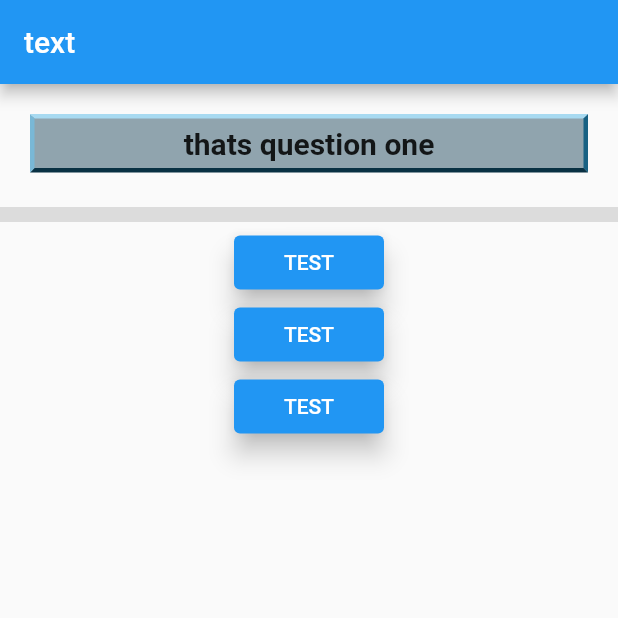
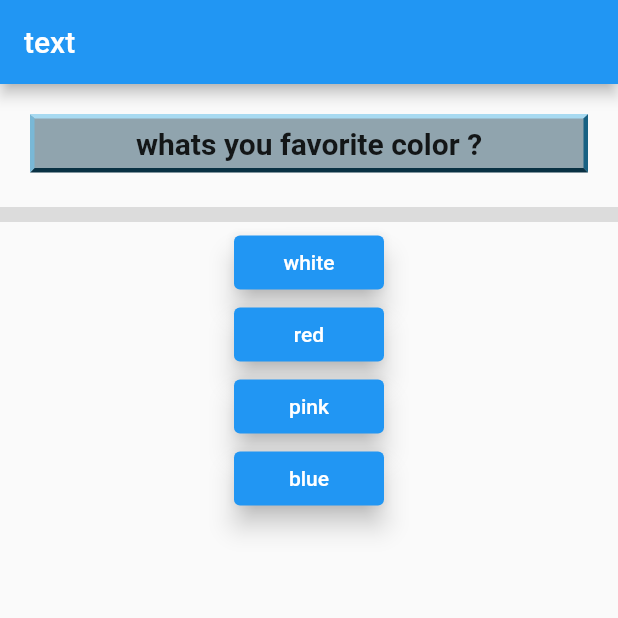
Before and after one commit to milad-seify/quizller, a Flutter app: the screen it shows after launch, on a phone screen of 412 x 824 dp, the top half of it. Run offline on Flutter 3.47's test engine with Material 2 defaults, Android fonts, the phone set to English and light mode, and no system bars.

Commit message:
use map and if statment

```diff
--- a/lib/answer_button.dart
+++ b/lib/answer_button.dart
@@ -1,9 +1,11 @@
 import 'package:flutter/material.dart';
 
 class AnswerButton extends StatelessWidget {
-  const AnswerButton({super.key, required this.selectedButton});
+  const AnswerButton(
+      {super.key, required this.selectedButton, required this.answer});
 
   final VoidCallback selectedButton;
+  final String answer;
   @override
   Widget build(BuildContext context) {
     return SizedBox(
@@ -14,7 +16,7 @@ class AnswerButton extends StatelessWidget {
           elevation: 7.0,
         ),
         onPressed: selectedButton,
-        child: Text('TEST'),
+        child: Text(answer),
       ),
     );
   }
--- a/lib/screens/main_screen.dart
+++ b/lib/screens/main_screen.dart
@@ -8,12 +8,27 @@ class Quiz extends StatefulWidget {
 }
 
 class _QuizState extends State<Quiz> {
-  List<String> question = [
-    'thats question one',
-    'thats question two',
-    'thats question three',
-    'thats question four',
-    'thats question five',
+  final List<Map> questions = const [
+    {
+      'QuestionText': 'whats you favorite color ?',
+      'answers': ['white', 'red', 'pink', 'blue'],
+    },
+    {
+      'QuestionText': 'whats you favorite city ?',
+      'answers': ['kerman', 'shiraz', 'isfahan', 'Yazd'],
+    },
+    {
+      'QuestionText': 'whats you favorite car company ?',
+      'answers': ['bmw', 'ferrari', 'benz', 'irankhodro'],
+    },
+    {
+      'QuestionText': 'whats you favorite habit ?',
+      'answers': ['movie', 'music', 'book'],
+    },
+    {
+      'QuestionText': 'whats you favorite animal ?',
+      'answers': ['dog', 'cat', 'hours', 'sheep'],
+    },
   ];
 
   int _questionIndex = 0;
@@ -28,15 +43,24 @@ class _QuizState extends State<Quiz> {
   Widget build(BuildContext context) {
     return Scaffold(
       appBar: AppBar(title: const Text('text')),
-      body: Column(
-        children: <Widget>[
-          Question(question[_questionIndex]),
-          const Divider(thickness: 10.0),
-          AnswerButton(selectedButton: _answerQuestions),
-          AnswerButton(selectedButton: _answerQuestions),
-          AnswerButton(selectedButton: _answerQuestions),
-        ],
-      ),
+      body: _questionIndex < questions.length
+          ? Column(
+              children: <Widget>[
+                Question(questions[_questionIndex]['QuestionText'] as String),
+                const Divider(thickness: 10.0),
+                ...(questions[_questionIndex]['answers'] as List<String>)
+                    .map(
+                      (answer) => AnswerButton(
+                        selectedButton: _answerQuestions,
+                        answer: answer,
+                      ),
+                    )
+                    .toList(),
+              ],
+            )
+          : const Center(
+              child: Text('DONE'),
+            ),
     );
   }
 }
```
